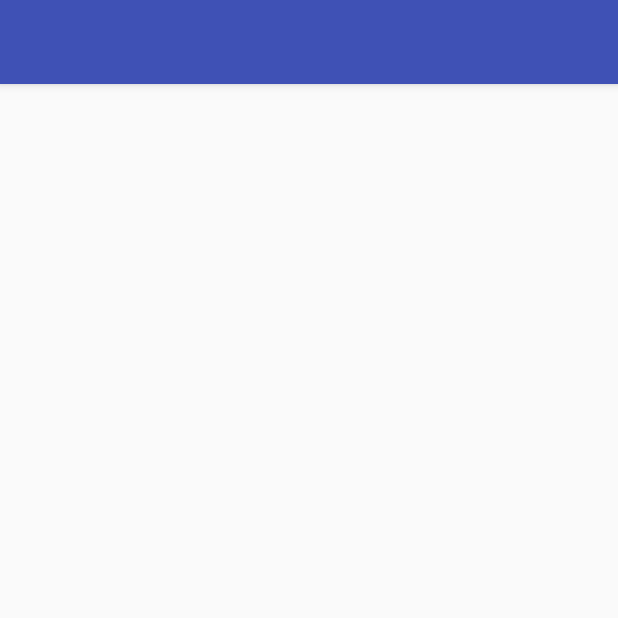
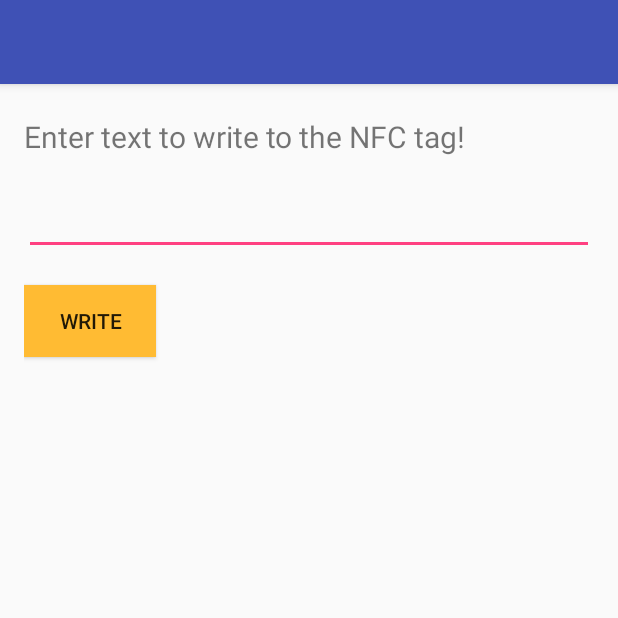
Before and after one commit to SidHeg/se17-teamD, an Android app: the NFCProfessorActivity screen opened directly, with no data from a screen before it, on a phone screen of 412 x 824 dp, the top half of it. Run offline under Robolectric (Android 15) with nearby library versions, the phone set to English and light mode, and no system bars.

Commit message:
NFC Write layout created

```diff
--- a/FrontEnd/AttendanceSystem/app/src/main/java/com/se17/attendancesystem/MainActivity.java
+++ b/FrontEnd/AttendanceSystem/app/src/main/java/com/se17/attendancesystem/MainActivity.java
@@ -26,7 +26,7 @@ public class MainActivity extends AppCompatActivity {
                 Todo: Validate username and password, and get response from backend.
                 1 => Professor, 2=> Student, else=> Log in failed.
              */
-            int response = 2;
+            int response = 1;
             if(response == 1){
                 user = new User();
                 user.setProfessor(true);
--- a/FrontEnd/AttendanceSystem/app/src/main/java/com/se17/attendancesystem/NFCProfessorActivity.java
+++ b/FrontEnd/AttendanceSystem/app/src/main/java/com/se17/attendancesystem/NFCProfessorActivity.java
@@ -2,12 +2,33 @@ package com.se17.attendancesystem;
 
 import android.support.v7.app.AppCompatActivity;
 import android.os.Bundle;
+import android.view.View;
+import android.widget.Button;
+import android.widget.EditText;
+
+/*
+    Activity that helps professor to write payload in the NFC Tags
+ */
 
 public class NFCProfessorActivity extends AppCompatActivity {
+
+    private EditText nfcText;
+    private Button btnNfcWrite;
 
     @Override
     protected void onCreate(Bundle savedInstanceState) {
         super.onCreate(savedInstanceState);
         setContentView(R.layout.activity_nfcprofessor);
+        nfcText = (EditText) findViewById(R.id.nfctext);
+        btnNfcWrite = (Button) findViewById(R.id.btnNFCWrite);
+
     }
+
+
+    private View.OnClickListener nfcWriteOnclickListener = new View.OnClickListener(){
+        @Override
+        public void onClick(View v) {
+
+        }
+    };
 }
--- a/FrontEnd/AttendanceSystem/app/src/main/java/com/se17/attendancesystem/NFCStudentActivity.java
+++ b/FrontEnd/AttendanceSystem/app/src/main/java/com/se17/attendancesystem/NFCStudentActivity.java
@@ -9,6 +9,11 @@ import android.support.v7.app.AppCompatActivity;
 import android.os.Bundle;
 import android.widget.Toast;
 
+/*
+    Activity that handles the attendance registration of students using NFC Technology
+ */
+
+
 public class NFCStudentActivity extends AppCompatActivity {
 
     @Override
@@ -16,6 +21,11 @@ public class NFCStudentActivity extends AppCompatActivity {
         super.onCreate(savedInstanceState);
         setContentView(R.layout.activity_nfcstudent);
     }
+
+    /*
+        onNewIntent will be called when the NDEF message is received by the mobile from an NFC Tag.
+        Necessary registrations are made in the Manifest file.
+     */
 
     @Override
     protected void onNewIntent(Intent intent) {
@@ -33,6 +43,12 @@ public class NFCStudentActivity extends AppCompatActivity {
                 String str = new String(rec.getPayload()).substring(3);
                 Toast.makeText(getApplicationContext(),str,Toast.LENGTH_LONG).show();
 
+                /*
+                    Todo:
+                        Authenticate the payload with backend and notify the student if he/she registered the
+                    attendance successfully
+                 */
+
             }
         }
     }
--- a/FrontEnd/AttendanceSystem/app/src/main/res/layout/activity_nfcprofessor.xml
+++ b/FrontEnd/AttendanceSystem/app/src/main/res/layout/activity_nfcprofessor.xml
@@ -10,4 +10,32 @@
     android:paddingTop="@dimen/activity_vertical_margin"
     tools:context="com.se17.attendancesystem.NFCProfessorActivity">
 
+    <TextView
+        android:id="@+id/info1"
+        android:layout_below="@id/signin"
+        android:layout_width="wrap_content"
+        android:layout_height="wrap_content"
+        android:textSize="20dp"
+        android:layout_marginTop="5dp"
+        android:text="Enter text to write to the NFC tag!" />
+
+    <EditText
+        android:id="@+id/nfctext"
+        android:layout_below="@id/info1"
+        android:layout_width="match_parent"
+        android:textSize="20dp"
+        android:layout_marginTop="5dp"
+        android:layout_height="60dp"/>
+
+    <Button
+        android:layout_width="wrap_content"
+        android:layout_height="wrap_content"
+        android:text="Write"
+        android:background="@android:color/holo_orange_light"
+        android:layout_below="@+id/nfctext"
+        android:layout_alignParentLeft="true"
+        android:layout_alignParentStart="true"
+        android:layout_marginTop="20dp"
+        android:id="@+id/btnNFCWrite" />
+
 </RelativeLayout>
```
